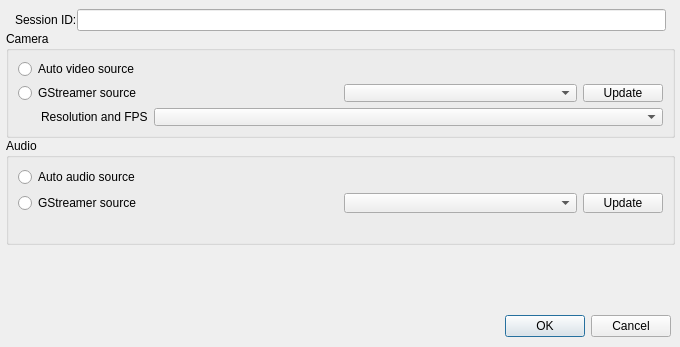
Before: the Qt Designer form preferences.ui in aliakseis/webrtc-ui, drawn with Qt 5.
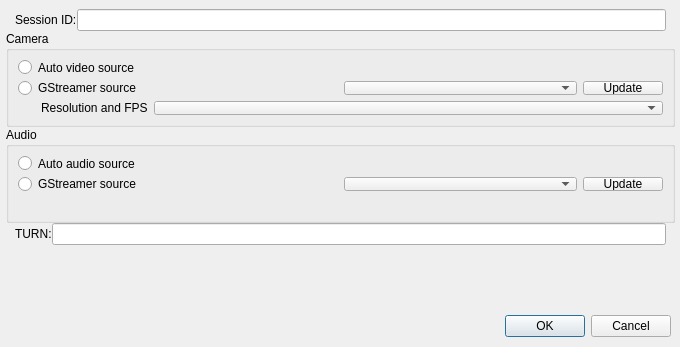
After: the same form once the commit is applied.

Commit message: TURN configuration

```diff
--- a/preferences.ui
+++ b/preferences.ui
@@ -250,6 +250,30 @@
       </layout>
      </widget>
     </item>
+
+
+    <item>
+     <layout class="QHBoxLayout" name="horizontalLayout_19">
+      <property name="leftMargin">
+       <number>9</number>
+      </property>
+      <property name="rightMargin">
+       <number>9</number>
+      </property>
+      <item>
+       <widget class="QLabel" name="label">
+        <property name="text">
+         <string>TURN:</string>
+        </property>
+       </widget>
+      </item>
+      <item>
+       <widget class="QLineEdit" name="lineEdit_TURN"/>
+      </item>
+     </layout>
+    </item>
+
+
    </layout>
   </widget>
   <widget class="QDialogButtonBox" name="buttonBox">
```
Left out of the diff: 3 changed lines with no effect on the pictures. The commit also changes 3 other files.
